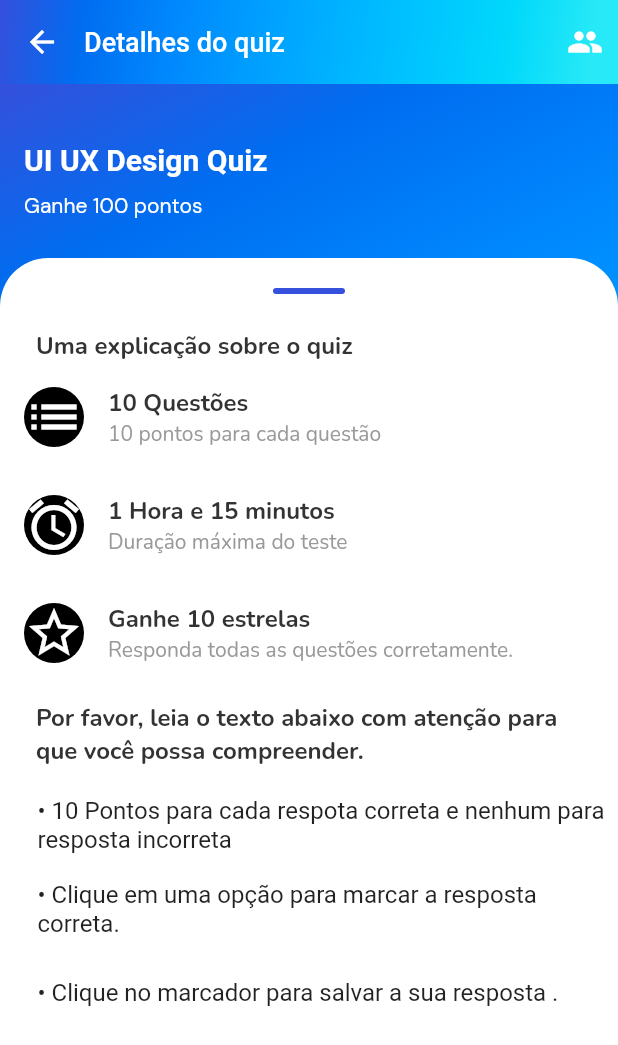
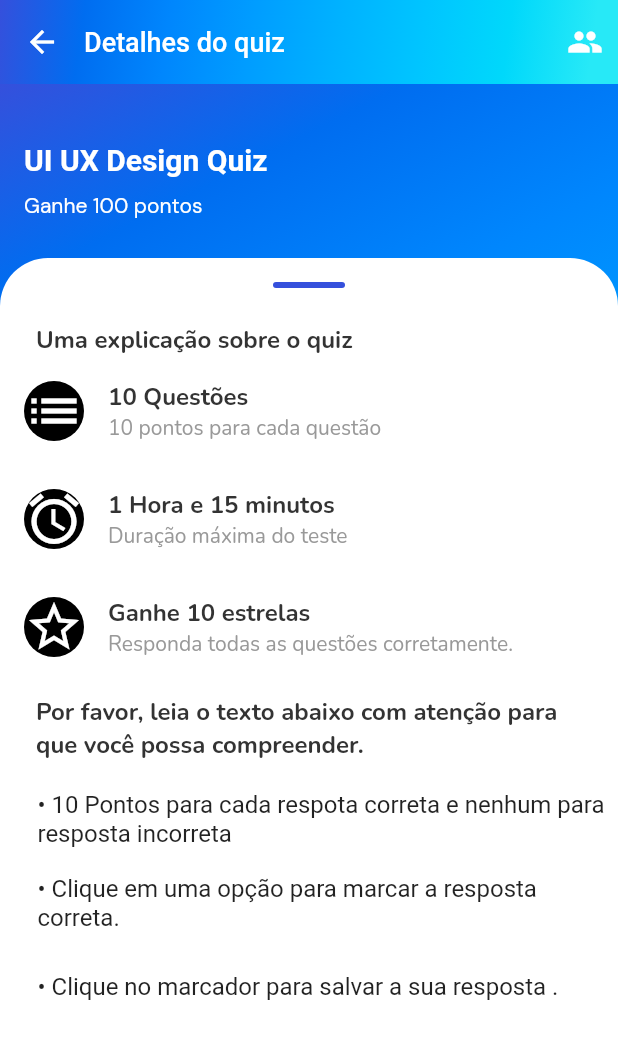
Before and after one commit to odaniel9896/questions_app, a Flutter app: the screen it shows after launch, on a phone screen of 412 x 824 dp. Shown: the top 1045 px of the screen. Run offline on Flutter 3.47's test engine with Material 2 defaults, Android fonts, the phone set to English and light mode, and no system bars; our stand-ins replace google_fonts; Roboto replaces fonts that are missing (Ubuntu).

Commit message:
refactor: refactor widgets styles in home page and details page

```diff
--- a/lib/main.dart
+++ b/lib/main.dart
@@ -12,8 +12,12 @@ class App extends StatelessWidget {
 
   @override
   Widget build(BuildContext context) {
-    return const MaterialApp(
-      home: DetailsPage(),
+    return MaterialApp(
+      initialRoute: "/details",
+      routes: {
+        "/home": (context) => const HomePage(),
+        "/details": (context) => const DetailsPage()
+      },
     );
   }
 }
--- /dev/null
+++ b/lib/ui/components/appbar/appbar.dart
@@ -0,0 +1 @@
+export './custom_appbar.dart';
--- a/lib/ui/components/appbar/custom_appbar.dart
+++ b/lib/ui/components/appbar/custom_appbar.dart
@@ -2,7 +2,7 @@ import 'package:flutter/material.dart';
 import 'package:questions_app/ui/components/components.dart';
 import 'package:questions_app/ui/themes/themes.dart';
 
-class CustomAppBar extends StatelessWidget {
+class CustomAppBar extends StatelessWidget implements PreferredSizeWidget {
   final String? title;
   final Icon leadingIcon;
   final Icon finishIcon;
@@ -36,4 +36,8 @@ class CustomAppBar extends StatelessWidget {
       ],
     );
   }
+
+  @override
+  // TODO: implement preferredSize
+  Size get preferredSize => const Size.fromHeight(56);
 }
--- /dev/null
+++ b/lib/ui/components/body/body.dart
@@ -0,0 +1 @@
+export './body_with_border.dart';
--- /dev/null
+++ b/lib/ui/components/body/body_with_border.dart
@@ -0,0 +1,42 @@
+import 'package:flutter/material.dart';
+import 'package:questions_app/ui/themes/app_colors.dart';
+
+class BodyWithBorder extends StatelessWidget {
+  final Widget child;
+  const BodyWithBorder({super.key, required this.child});
+
+  @override
+  Widget build(BuildContext context) {
+    final Size size = MediaQuery.of(context).size;
+
+    return Expanded(
+        child: Padding(
+      padding: const EdgeInsets.only(top: 14),
+      child: Container(
+        height: size.height,
+        width: size.width,
+        decoration: const BoxDecoration(
+          color: AppColors.white,
+          borderRadius: BorderRadius.only(
+              topLeft: Radius.circular(32), topRight: Radius.circular(32)),
+        ),
+        child: Stack(
+          alignment: AlignmentDirectional.topCenter,
+          children: [
+            Positioned(
+              top: 16,
+              child: Container(
+                width: 48,
+                height: 4,
+                decoration: const BoxDecoration(
+                    color: AppColors.primary,
+                    borderRadius: BorderRadius.all(Radius.circular(32))),
+              ),
+            ),
+            child
+          ],
+        ),
+      ),
+    ));
+  }
+}
--- a/lib/ui/components/components.dart
+++ b/lib/ui/components/components.dart
@@ -1 +1,3 @@
 export './gradient/gradient.dart';
+export './appbar/appbar.dart';
+export './body/body.dart';
--- a/lib/ui/pages/details/components/components.dart
+++ b/lib/ui/pages/details/components/components.dart
@@ -1 +1,2 @@
 export './bullet_list.dart';
+export './explication_list.dart';
--- /dev/null
+++ b/lib/ui/pages/details/details.dart
@@ -0,0 +1,2 @@
+export './details_page.dart';
+export './components/components.dart';
--- a/lib/ui/pages/details/details_page.dart
+++ b/lib/ui/pages/details/details_page.dart
@@ -1,8 +1,8 @@
 import 'package:flutter/material.dart';
 import 'package:questions_app/ui/components/appbar/custom_appbar.dart';
+import 'package:questions_app/ui/components/body/body_with_border.dart';
 import 'package:questions_app/ui/components/components.dart';
 import 'package:questions_app/ui/pages/details/components/components.dart';
-import 'package:questions_app/ui/pages/details/components/explication_list.dart';
 import 'package:questions_app/ui/themes/app_colors.dart';
 import 'package:questions_app/ui/themes/text_styles.dart';
 
@@ -11,13 +11,10 @@ class DetailsPage extends StatelessWidget {
 
   @override
   Widget build(BuildContext context) {
-    final double height = AppBar().preferredSize.height;
     final Size size = MediaQuery.of(context).size;
 
     return Scaffold(
-      appBar: PreferredSize(
-        preferredSize: Size.fromHeight(height),
-        child: const CustomAppBar(
+      appBar: const CustomAppBar(
         title: "Detalhes do quiz",
         leadingIcon: Icon(
           Icons.arrow_back,
@@ -26,7 +23,6 @@ class DetailsPage extends StatelessWidget {
         finishIcon: Icon(
           Icons.people,
           color: AppColors.white,
-          ),
         ),
       ),
       body: Container(
@@ -58,37 +54,14 @@ class DetailsPage extends StatelessWidget {
                     ),
                   ),
                 ),
-                Expanded(
-                  child: Padding(
-                    padding: const EdgeInsets.only(top: 14),
-                    child: Container(
-                      height: size.height,
-                      width: size.width,
-                      decoration: const BoxDecoration(
-                        color: AppColors.white,
-                        borderRadius: BorderRadius.only(
-                            topLeft: Radius.circular(32),
-                            topRight: Radius.circular(32)),
-                      ),
+                BodyWithBorder(
                   child: Column(
                     crossAxisAlignment: CrossAxisAlignment.start,
                     children: [
-                          Center(
-                            child: Padding(
-                              padding: const EdgeInsets.only(top: 20),
-                              child: Container(
-                                width: 48,
-                                height: 4,
-                                decoration: const BoxDecoration(
-                                    color: AppColors.primary,
-                                    borderRadius:
-                                        BorderRadius.all(Radius.circular(32))),
-                              ),
-                            ),
-                          ),
                       Container(
                         decoration: const BoxDecoration(),
-                            margin: const EdgeInsets.symmetric(horizontal: 24),
+                        padding:
+                            const EdgeInsets.only(left: 24, right: 24, top: 20),
                         child: Padding(
                             padding: const EdgeInsets.only(top: 24),
                             child: Text(
@@ -108,8 +81,7 @@ class DetailsPage extends StatelessWidget {
                       ),
                       const ExplicationList(
                           title: "Ganhe 10 estrelas",
-                              subtitle:
-                                  "Responda todas as questões corretamente.",
+                          subtitle: "Responda todas as questões corretamente.",
                           icon: Icons.star_outline),
                       Padding(
                         padding: const EdgeInsets.only(
@@ -122,8 +94,6 @@ class DetailsPage extends StatelessWidget {
                       const BulletInfoList(),
                     ],
                   ),
-                    ),
-                  ),
                 )
               ],
             )
--- a/lib/ui/pages/home/components/components.dart
+++ b/lib/ui/pages/home/components/components.dart
@@ -1,2 +1,3 @@
 export './input_search.dart';
 export './card_question.dart';
+export './tab_bar.dart';
```
Also changed, not shown: lib/ui/pages/home/components/tab_bar.dart (added, +60 -0 lines), lib/ui/pages/home/home_page.dart (+9 -102 lines). Lines whose indentation alone changed are shown as unchanged.
